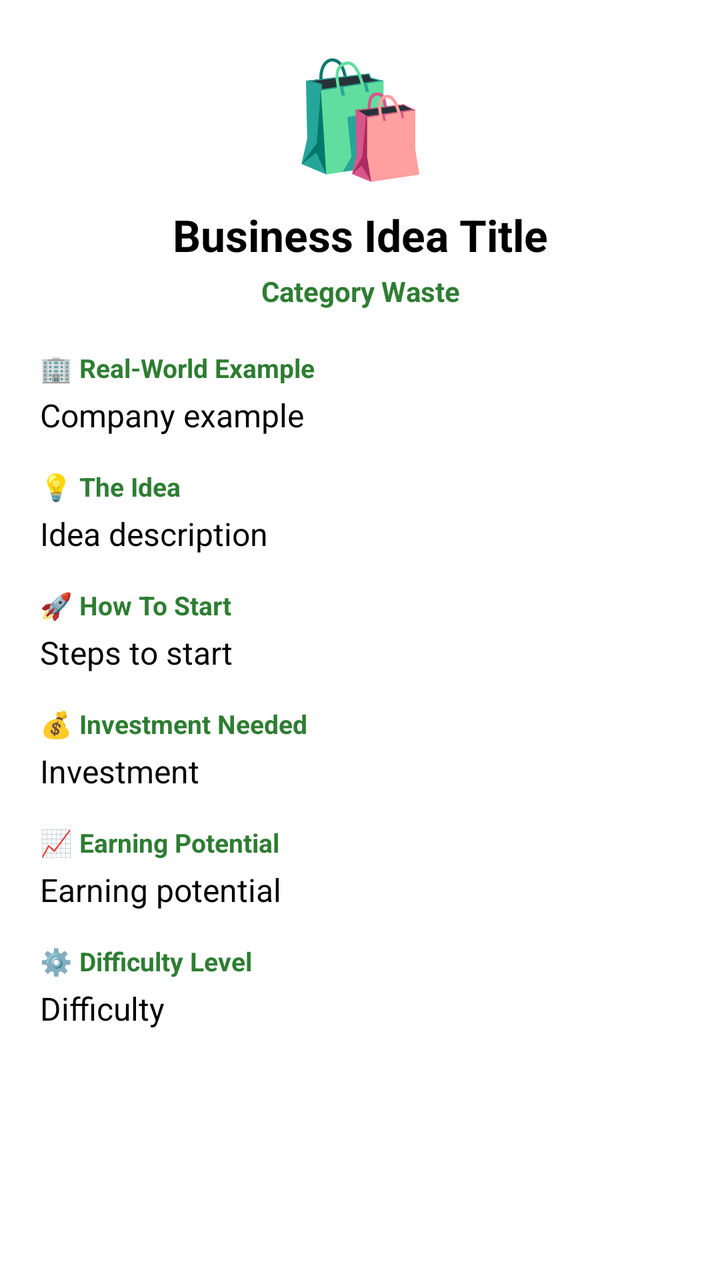
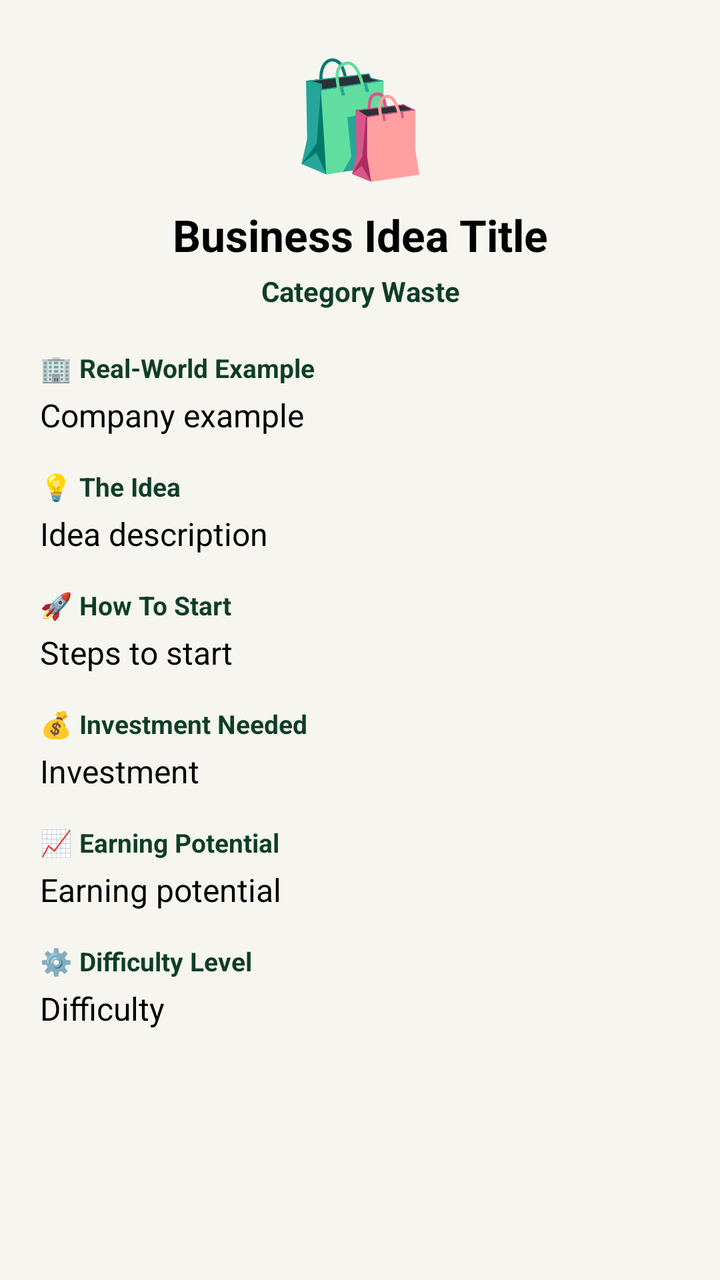

Before-and-after screenshots of an Android layout around one commit, followed by the original layout XML and the change that was made.
<!-- AndroidManifest.xml: application theme Theme.EcoSort -->
<!-- res/layout/activity_business_detail.xml -->
<?xml version="1.0" encoding="utf-8"?>
<ScrollView
    xmlns:android="http://schemas.android.com/apk/res/android"
    android:layout_width="match_parent"
    android:layout_height="match_parent"
    android:background="@color/white">

    <LinearLayout
        android:layout_width="match_parent"
        android:layout_height="wrap_content"
        android:orientation="vertical"
        android:padding="20dp">

        <TextView
            android:id="@+id/detailEmojiView"
            android:layout_width="match_parent"
            android:layout_height="wrap_content"
            android:gravity="center"
            android:text="🛍️"
            android:textSize="56sp" />

        <TextView
            android:id="@+id/detailTitleView"
            android:layout_width="match_parent"
            android:layout_height="wrap_content"
            android:layout_marginTop="8dp"
            android:gravity="center"
            android:text="Business Idea Title"
            android:textColor="@color/black"
            android:textSize="22sp"
            android:textStyle="bold" />

        <TextView
            android:id="@+id/detailCategoryView"
            android:layout_width="match_parent"
            android:layout_height="wrap_content"
            android:layout_marginTop="4dp"
            android:gravity="center"
            android:text="Category Waste"
            android:textColor="@color/green_dark"
            android:textSize="14sp"
            android:textStyle="bold" />

        <TextView
            android:layout_width="match_parent"
            android:layout_height="wrap_content"
            android:layout_marginTop="20dp"
            android:text="🏢 Real-World Example"
            android:textColor="@color/green_dark"
            android:textSize="13sp"
            android:textStyle="bold" />

        <TextView
            android:id="@+id/detailCompanyTextView"
            android:layout_width="match_parent"
            android:layout_height="wrap_content"
            android:layout_marginTop="4dp"
            android:text="Company example"
            android:textColor="@color/black"
            android:textSize="16sp" />

        <TextView
            android:layout_width="match_parent"
            android:layout_height="wrap_content"
            android:layout_marginTop="16dp"
            android:text="💡 The Idea"
            android:textColor="@color/green_dark"
            android:textSize="13sp"
            android:textStyle="bold" />

        <TextView
            android:id="@+id/detailIdeaTextView"
            android:layout_width="match_parent"
            android:layout_height="wrap_content"
            android:layout_marginTop="4dp"
            android:text="Idea description"
            android:textColor="@color/black"
            android:textSize="16sp" />

        <TextView
            android:layout_width="match_parent"
            android:layout_height="wrap_content"
            android:layout_marginTop="16dp"
            android:text="🚀 How To Start"
            android:textColor="@color/green_dark"
            android:textSize="13sp"
            android:textStyle="bold" />

        <TextView
            android:id="@+id/detailHowToStartTextView"
            android:layout_width="match_parent"
            android:layout_height="wrap_content"
            android:layout_marginTop="4dp"
            android:lineSpacingExtra="4dp"
            android:text="Steps to start"
            android:textColor="@color/black"
            android:textSize="16sp" />

        <TextView
            android:layout_width="match_parent"
            android:layout_height="wrap_content"
            android:layout_marginTop="16dp"
            android:text="💰 Investment Needed"
            android:textColor="@color/green_dark"
            android:textSize="13sp"
            android:textStyle="bold" />

        <TextView
            android:id="@+id/detailInvestmentTextView"
            android:layout_width="match_parent"
            android:layout_height="wrap_content"
            android:layout_marginTop="4dp"
            android:text="Investment"
            android:textColor="@color/black"
            android:textSize="16sp" />

        <TextView
            android:layout_width="match_parent"
            android:layout_height="wrap_content"
            android:layout_marginTop="16dp"
            android:text="📈 Earning Potential"
            android:textColor="@color/green_dark"
            android:textSize="13sp"
            android:textStyle="bold" />

        <TextView
            android:id="@+id/detailEarningTextView"
            android:layout_width="match_parent"
            android:layout_height="wrap_content"
            android:layout_marginTop="4dp"
            android:text="Earning potential"
            android:textColor="@color/black"
            android:textSize="16sp" />

        <TextView
            android:layout_width="match_parent"
            android:layout_height="wrap_content"
            android:layout_marginTop="16dp"
            android:text="⚙️ Difficulty Level"
            android:textColor="@color/green_dark"
            android:textSize="13sp"
            android:textStyle="bold" />

        <TextView
            android:id="@+id/detailDifficultyTextView"
            android:layout_width="match_parent"
            android:layout_height="wrap_content"
            android:layout_marginTop="4dp"
            android:layout_marginBottom="24dp"
            android:text="Difficulty"
            android:textColor="@color/black"
            android:textSize="16sp" />

    </LinearLayout>

</ScrollView>
<!-- resources referenced by this layout -->
<resources>
  <color name="black">#FF000000</color>
  <color name="green_dark">#2E7D32</color>
  <color name="white">#FFFFFFFF</color>
  <style name="Theme.EcoSort" parent="Base.Theme.EcoSort" />
  <style name="Base.Theme.EcoSort" parent="Theme.Material3.DayNight.NoActionBar">
  
          <item name="colorPrimary">@color/green_primary</item>
          <item name="colorSecondary">@color/green_primary</item>
  
          
          <item name="android:statusBarColor">@color/green_dark</item>
  
      </style>
  <color name="green_primary">#4CAF50</color>
</resources>

<!-- the commit's change to res/layout/activity_business_detail.xml (unified diff, before → after) -->
@@ -3,7 +3,7 @@
     xmlns:android="http://schemas.android.com/apk/res/android"
     android:layout_width="match_parent"
     android:layout_height="match_parent"
-    android:background="@color/white">
+    android:background="@color/bg_soft">
 
     <LinearLayout
         android:layout_width="match_parent"
<!-- resource entries referenced after the edit -->
@@ -1,18 +1,16 @@
 <!-- resources referenced by this layout -->
 <resources>
+  <color name="bg_soft">#F6F5F0</color>
   <color name="black">#FF000000</color>
-  <color name="green_dark">#2E7D32</color>
-  <color name="white">#FFFFFFFF</color>
+  <color name="green_dark">#0F3D28</color>
   <style name="Theme.EcoSort" parent="Base.Theme.EcoSort" />
   <style name="Base.Theme.EcoSort" parent="Theme.Material3.DayNight.NoActionBar">
-  
           <item name="colorPrimary">@color/green_primary</item>
-          <item name="colorSecondary">@color/green_primary</item>
-  
-          
+          <item name="colorSecondary">@color/teal_primary</item>
           <item name="android:statusBarColor">@color/green_dark</item>
-  
+          <item name="android:windowBackground">@color/bg_soft</item>
       </style>
-  <color name="green_primary">#4CAF50</color>
+  <color name="green_primary">#1B5E3F</color>
+  <color name="teal_primary">#2C6E6B</color>
 </resources>
 
